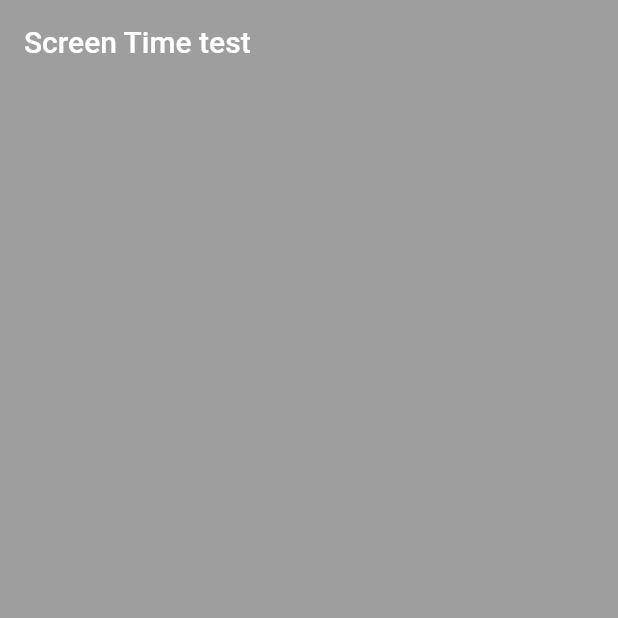
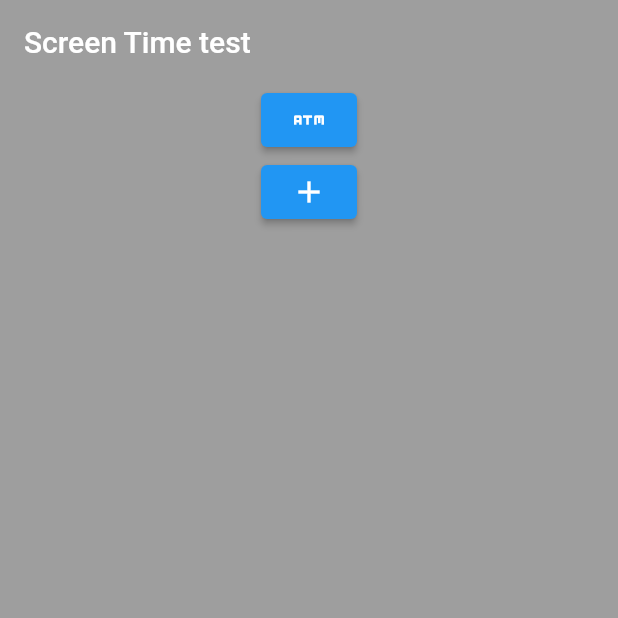
Before and after one commit to 17281/PhoneLife, a Flutter app: the screen it shows after launch, on a phone screen of 412 x 824 dp, the top half of it. Run offline on Flutter 3.47's test engine with Material 2 defaults, Android fonts, the phone set to English and light mode, and no system bars; our stand-ins replace sqflite; accounts and stored records are empty.

```diff
--- a/lib/page/Content_page.dart
+++ b/lib/page/Content_page.dart
@@ -75,11 +75,54 @@ class _ContentPageState extends State<ContentPage> {
       mainAxisAlignment: MainAxisAlignment.start,
       mainAxisSize: MainAxisSize.max,
       crossAxisAlignment: CrossAxisAlignment.stretch,
+        children: <Widget>[
+    Container(
+    child:
+    Row(
+        mainAxisAlignment: MainAxisAlignment.spaceEvenly,
+        mainAxisSize: MainAxisSize.max,
+        crossAxisAlignment: CrossAxisAlignment.center,
+        children: <Widget>[
+          ElevatedButton(onPressed: () async {
+            await Navigator.of(context).push (
+              MaterialPageRoute(builder: (context) => ScreenTimePage(timeID: ,)));
+            refreshScreenTime();
+      }, child: Icon(Icons.atm),
+              )
+        ]
+    ),
+      alignment: Alignment.center,
+    ),
+
+          Container(
+            child:
+            Row(
+                mainAxisAlignment: MainAxisAlignment.spaceEvenly,
+                mainAxisSize: MainAxisSize.max,
+                crossAxisAlignment: CrossAxisAlignment.center,
+                children: <Widget>[
+                  ElevatedButton( onPressed: () async {
+                            await Navigator.of(context).push(
+                        MaterialPageRoute(builder: (context) => AddEditGoalPage()));
+                            //Once created refresh goals display page
+                            refreshGoals();},
+                    child: Icon(Icons.add),
+                  )
+                ]
+            ),
+            padding: const EdgeInsets.all(0.0),
+            alignment: Alignment.center,
+          )
+        ]
+
+    ),
+
+    );
+
+  }
 
 
-    ),
-    );
-  }
+
 
     // Scaffold(
     //   appBar: AppBar (
--- a/lib/page/Edit_Goals.dart
+++ b/lib/page/Edit_Goals.dart
@@ -25,7 +25,6 @@ class _AddEditGoalPageState extends State<AddEditGoalPage>{
     isImportant = widget.goal?.isImportant ?? false;
     //chang-able '' field
     name = widget.goal?.name ?? '';
-    ///description = widget.goal?.description ?? '';
   }
 
   //build the editing widget
@@ -40,13 +39,10 @@ class _AddEditGoalPageState extends State<AddEditGoalPage>{
       //links each database column to each field that will be changed.
       isImportant: isImportant,
       name: name,
-      ///description: description,
-
       //When the form is valid, add data to database via placing the inputted from the FormWidget into a sql statement
       onChangedImportant: (isImportant) =>
           setState(() => this.isImportant = isImportant),
       onChangedName: (name) => setState(() => this.name= name),
-      //onChangedDescription: (description) =>setState(() => this.description = description),
     ),
     ),
   );
@@ -92,7 +88,6 @@ class _AddEditGoalPageState extends State<AddEditGoalPage>{
     final note = widget.goal!.copy(
       isImportant: isImportant,
       name: name,
-      ///description: description,
     );
 
     //update the content
--- a/lib/page/Goal_detail_page.dart
+++ b/lib/page/Goal_detail_page.dart
@@ -10,10 +10,7 @@ class GoalDetailPage extends StatefulWidget {
   ///display goals where goalID = ?
   final int goalID;
 
-  const GoalDetailPage ({
-    Key? key,
-    required this.goalID,
-}) :super(key: key);
+  const GoalDetailPage ({Key? key, required this.goalID,}) :super(key: key);
 
   @override
   _GoalDetailPageState createState() => _GoalDetailPageState();
--- a/lib/widget/Goal_card_widget.dart
+++ b/lib/widget/Goal_card_widget.dart
@@ -1,6 +1,5 @@
 import 'package:flutter/material.dart';
 import 'package:intl/intl.dart';
-import 'package:phoneapp/db/User_database.dart';
 import 'package:phoneapp/model/Goals.dart';
 
 class GoalCardWidget extends StatelessWidget {
```
Also changed, not shown: lib/page/Screen_Time_Page.dart (+3 -5 lines), lib/widget/Goal_Form_widget.dart (+0 -24 lines).
